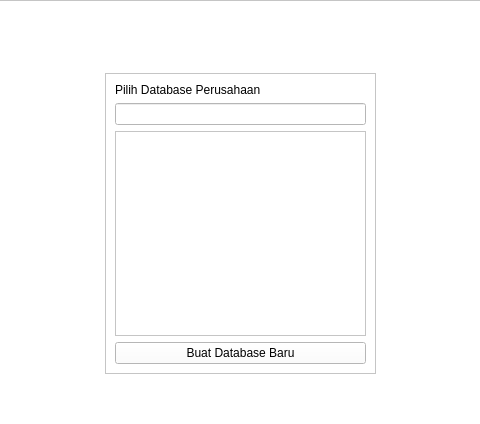
Old version of the form source/login/login_ui.ui in the repository fnugrahendi/petuk.corp; both pictures show x 137 to 617 and y 0 to 424 of the 743 by 575 pixel window.
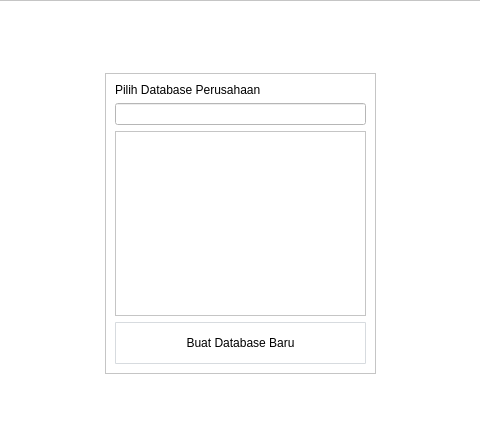
New version of the form. The open tabs and pages were chosen to show the change.

Commit message: linux windows lineending, login styling

What changed in the file:
```diff
--- a/source/login/login_ui.ui
+++ b/source/login/login_ui.ui
@@ -366,6 +366,19 @@
        <layout class="QGridLayout" name="igr_Database">
         <item row="2" column="0">
          <widget class="QScrollArea" name="sc_Database_List">
+          <property name="styleSheet">
+           <string notr="true">QPushButton{
+border-style:solid;
+border-width:1px;
+border-radius:1px;
+border-color: rgb(215, 219, 223);
+height:24px;
+}
+QPushButton::hover{
+	background-color: qlineargradient(spread:pad, x1:0.511111, y1:1, x2:0.49, y2:0.420455, stop:0 rgba(16, 159, 255, 255), stop:1 rgba(98, 187, 255, 255));
+color:white;
+}</string>
+          </property>
           <property name="widgetResizable">
            <bool>true</bool>
           </property>
@@ -374,8 +387,8 @@
             <rect>
              <x>0</x>
              <y>0</y>
-             <width>98</width>
-             <height>28</height>
+             <width>249</width>
+             <height>184</height>
             </rect>
            </property>
            <layout class="QVBoxLayout" name="ivl_Database_ListContent"/>
@@ -394,6 +407,22 @@
         </item>
         <item row="3" column="0">
          <widget class="QPushButton" name="tb_Database_Create">
+          <property name="cursor">
+           <cursorShape>PointingHandCursor</cursorShape>
+          </property>
+          <property name="styleSheet">
+           <string notr="true">QPushButton{
+border-style:solid;
+border-width:1px;
+border-radius:1px;
+border-color: rgb(215, 219, 223);
+height:40px;
+}
+QPushButton::hover{
+	background-color: qlineargradient(spread:pad, x1:0.511111, y1:1, x2:0.49, y2:0.420455, stop:0 rgba(16, 159, 255, 255), stop:1 rgba(98, 187, 255, 255));
+color:white;
+}</string>
+          </property>
           <property name="text">
            <string>Buat Database Baru</string>
           </property>
```
Left out of the diff: 9 changed lines with no effect on the pictures. The commit also changes 15 other files.
